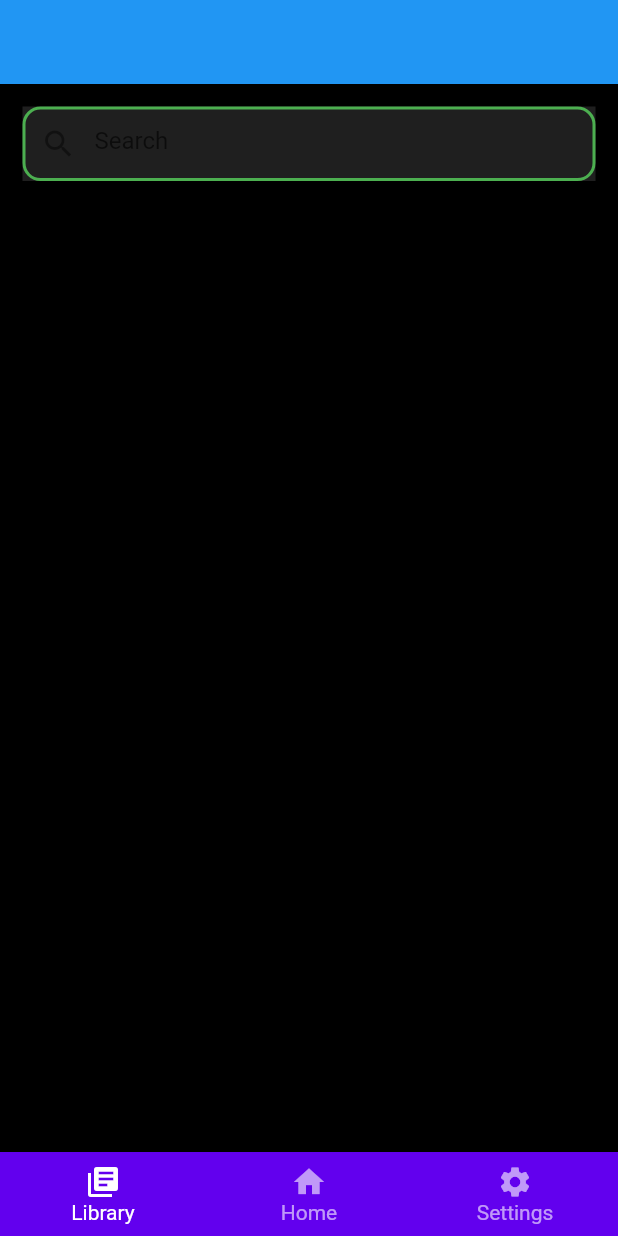
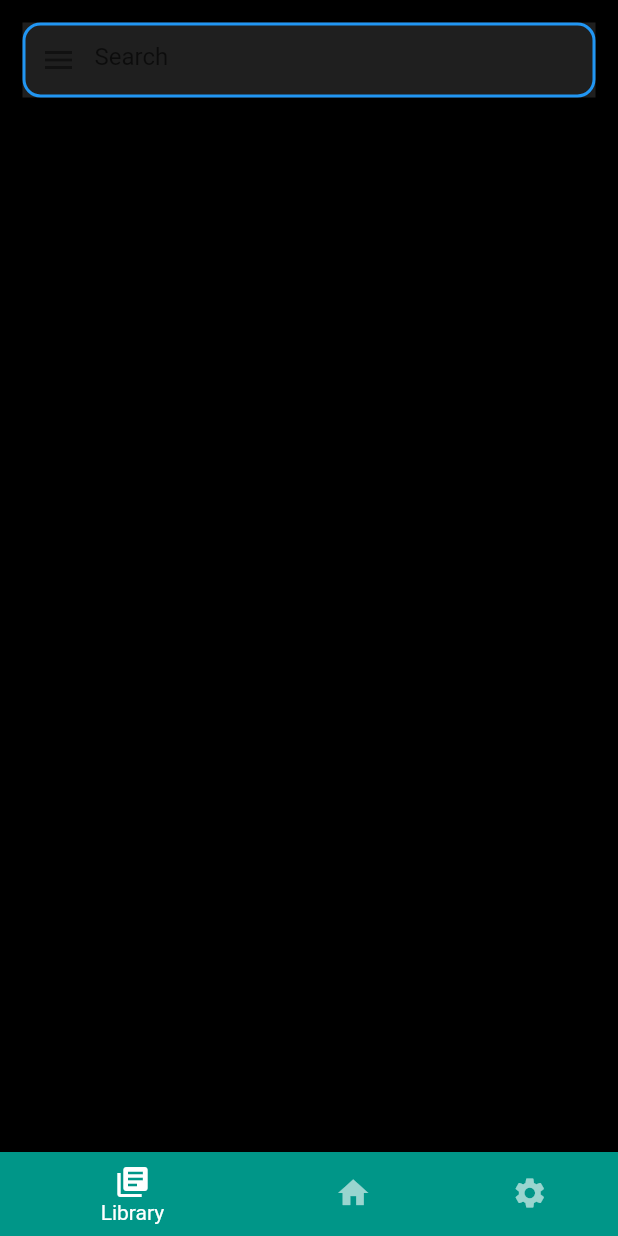
Before and after one commit to souranild/onevid, a Flutter app: the screen it shows after launch, on a phone screen of 412 x 824 dp. Run offline on Flutter 3.47's test engine with Material 2 defaults, Android fonts, the light colour scheme and no system bars.

Commit message:
Fix all of #1

```diff
--- a/lib/screens/home.dart
+++ b/lib/screens/home.dart
@@ -13,48 +13,34 @@
   Widget build(BuildContext context) {
     return Scaffold(
       backgroundColor: Colors.black,
-      appBar: AppBar(
-        backgroundColor: Colors.blue,
-        elevation: 0,
-      ),
-      body: Column(
-        mainAxisAlignment: MainAxisAlignment.center,
-        children: [
-          Expanded(
-            flex: 1,
-            child: Container(
+      body: SafeArea(
+        child: Column(
+          mainAxisAlignment: MainAxisAlignment.start,
+          children: [
+            Container(
+                height: 50,
                 margin: EdgeInsets.fromLTRB(15, 15, 15, 0),
                 color: Color(0xFF1F1F1F),
                 child: TextField(
                   decoration: InputDecoration(
                     hintText: 'Search',
                     fillColor: Colors.white70,
-                    prefixIcon: Icon(Icons.search),
+                    prefixIcon: Icon(Icons.menu),
                     enabledBorder: OutlineInputBorder(
                       borderRadius: BorderRadius.all(Radius.circular(12.0)),
-                      borderSide: BorderSide(color: Colors.green, width: 2),
+                      borderSide: BorderSide(color: Colors.blue, width: 2),
                     ),
                     focusedBorder: OutlineInputBorder(
                       borderRadius: BorderRadius.all(Radius.circular(10.0)),
-                      borderSide: BorderSide(color: Colors.green, width: 2),
+                      borderSide: BorderSide(color: Colors.blue, width: 2),
                     ),
                   ),
                 )),
-          ),
-          Expanded(
-              flex: 5,
-              child: Container(
-                color: bgcolor,
-              )),
-          Expanded(
-              flex: 5,
-              child: Container(
-                color: bgcolor,
-              ))
-        ],
+          ],
+        ),
       ),
       bottomNavigationBar: BottomNavigationBar(
-        type: BottomNavigationBarType.fixed,
+        type: BottomNavigationBarType.shifting,
         backgroundColor: Color(0xFF6200EE),
         selectedItemColor: Colors.white,
         unselectedItemColor: Colors.white.withOpacity(.60),
```
